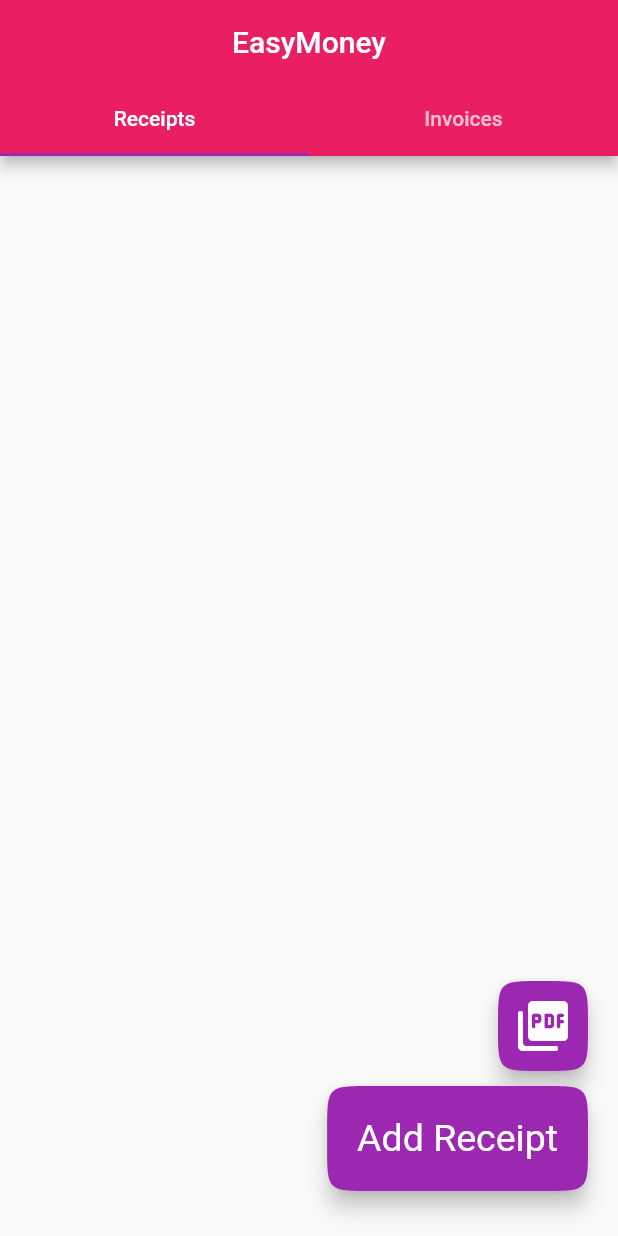
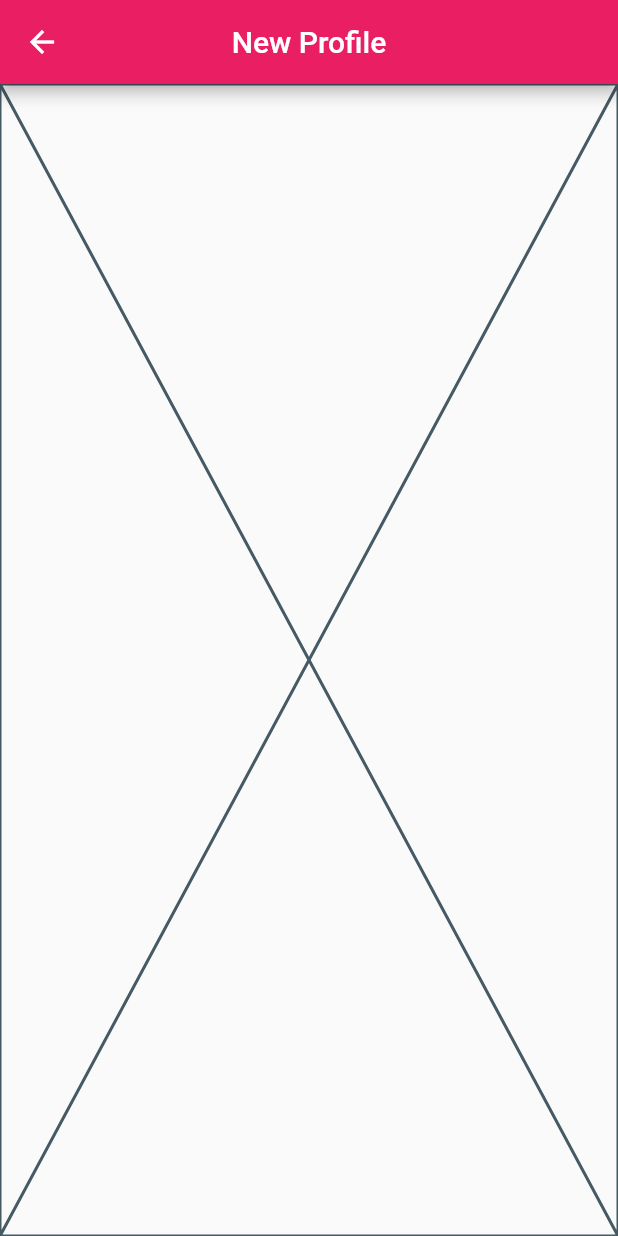
Before and after one commit to lepplaju/easymoney, a Flutter app: the screen it shows after launch, on a phone screen of 412 x 824 dp. Run offline on Flutter 3.47's test engine with Material 2 defaults, Android fonts, the light colour scheme and no system bars; our stand-ins replace after_layout, file_picker, image_picker, sqflite; missing offline and left inert: pdf_render; accounts and stored records are empty.

Commit message:
Added profiles

```diff
--- /dev/null
+++ b/lib/features/profile/application/provider_profiles.dart
@@ -0,0 +1,41 @@
+import 'package:flutter/widgets.dart';
+
+import '../domain/profile.dart';
+import '../data/profile_repository.dart';
+
+class ProviderProfiles with ChangeNotifier {
+  final ProfileRepository _profileRepository = ProfileRepository();
+  final List<Profile> _profiles = [];
+
+  List<Profile> get profiles {
+    return _profiles;
+  }
+
+  Future<void> addProfile({
+    required String firstName,
+    required String lastName,
+    required String iban,
+  }) async {
+    final id = DateTime.now().millisecondsSinceEpoch;
+    final profile = Profile(
+      id: id,
+      firstName: firstName,
+      lastName: lastName,
+      iban: iban,
+    );
+
+    await _profileRepository.addProfile(profile: profile);
+    _profiles.add(profile);
+    notifyListeners();
+  }
+
+  Future<void> getProfiles() async {
+    final newProfiles = await _profileRepository.getProfiles();
+    if (newProfiles.isEmpty) {
+      return Future.error(Exception('At least one profile is required'));
+    }
+
+    _profiles.addAll(newProfiles);
+    notifyListeners();
+  }
+}
--- /dev/null
+++ b/lib/features/profile/data/profile_repository.dart
@@ -0,0 +1,32 @@
+import 'package:sqflite/sqflite.dart';
+
+import '../../../utils/database.dart';
+import '../domain/profile.dart';
+
+class ProfileRepository {
+  static const _profileTableName = 'profiles';
+  Database? db;
+
+  /// Gets all the profiles from the database
+  Future<List<Profile>> getProfiles() async {
+    await _openDatabase();
+    final data = await db!.query(_profileTableName);
+    final List<Profile> profiles = [];
+    for (var map in data) {
+      profiles.add(Profile.fromMap(map));
+    }
+    return profiles;
+  }
+
+  /// Adds a Profile to the database
+  Future<int> addProfile({required Profile profile}) async {
+    await _openDatabase();
+    final result = await db!.insert(_profileTableName, profile.toMap());
+    return result;
+  }
+
+  /// Makes sure that the SQLite database is initialized and opened
+  Future<void> _openDatabase() async {
+    db ??= await initDb();
+  }
+}
--- a/lib/features/profile/domain/profile.dart
+++ b/lib/features/profile/domain/profile.dart
@@ -0,0 +1,44 @@
+/// Class for holding user information used when composing the invoice
+class Profile {
+  /// Creates the profile with [id], [firstName], [lastName] and [iban]
+  Profile({
+    required this.id,
+    required this.firstName,
+    required this.lastName,
+    required this.iban,
+  });
+
+  /// Creates a profile from map
+  ///
+  /// Takes a [map] containing fields: id, firstName, lastName and iban
+  Profile.fromMap(Map<String, dynamic> map)
+      : id = map['id'],
+        firstName = map['firstName'],
+        lastName = map['lastName'],
+        iban = map['iban'];
+
+  final int id;
+  final String firstName;
+  final String lastName;
+  final String iban;
+
+  /// Returns the profile as a map
+  Map<String, dynamic> toMap() {
+    return {
+      'id': id,
+      'firstName': firstName,
+      'lastName': lastName,
+      'iban': iban,
+    };
+  }
+
+  @override
+  String toString() {
+    return 'Profile{'
+        'id: $id, '
+        'firstName: $firstName, '
+        'lastName: $lastName, '
+        'iban: $iban'
+        '}';
+  }
+}
--- /dev/null
+++ b/lib/features/profile/presentation/add_profile_route.dart
@@ -0,0 +1,22 @@
+import 'package:flutter/material.dart';
+
+class AddProfileRoute extends StatefulWidget {
+  const AddProfileRoute({super.key});
+
+  @override
+  State<AddProfileRoute> createState() => _AddProfileRouteState();
+}
+
+class _AddProfileRouteState extends State<AddProfileRoute> {
+  @override
+  Widget build(BuildContext context) {
+    return Scaffold(
+      appBar: AppBar(
+        // FIXME Localization
+        title: const Text('New Profile'),
+        centerTitle: true,
+      ),
+      body: const Placeholder(),
+    );
+  }
+}
--- a/lib/main.dart
+++ b/lib/main.dart
@@ -1,8 +1,8 @@
 import 'package:flutter/material.dart';
 import 'package:provider/provider.dart';
-import 'package:sqflite/sqflite.dart';
 
 import 'features/receipts/application/provider_receipts.dart';
+import 'features/profile/application/provider_profiles.dart';
 
 import 'theme.dart';
 import 'home_page.dart';
@@ -20,13 +20,12 @@ class MyApp extends StatefulWidget {
 }
 
 class _MyAppState extends State<MyApp> {
-  late final Future<Database> db;
-
   @override
   Widget build(BuildContext context) {
     return MultiProvider(
       providers: [
         ChangeNotifierProvider(create: (context) => ProviderReceipts()),
+        ChangeNotifierProvider(create: (context) => ProviderProfiles()),
       ],
       child: MaterialApp(
         // Removes the debug banner in debug mode
--- a/lib/utils/database.dart
+++ b/lib/utils/database.dart
@@ -16,7 +16,7 @@ void _onCreate(Database db, int version) async {
     );
   ''');
   await db.execute('''
-    CREATE TABLE IF NOT EXISTS accounts (
+    CREATE TABLE IF NOT EXISTS profiles (
       id INTEGER PRIMARY KEY,
       iban TEXT NOT NULL,
       firstName TEXT NOT NULL,
--- a/pubspec.yaml
+++ b/pubspec.yaml
@@ -16,7 +16,7 @@ publish_to: 'none' # Remove this line if you wish to publish to pub.dev
 # https://developer.apple.com/library/archive/documentation/General/Reference/InfoPlistKeyReference/Articles/CoreFoundationKeys.html
 # In Windows, build-name is used as the major, minor, and patch parts
 # of the product and file versions while build-number is used as the build suffix.
-version: 0.2.2
+version: 0.2.3
 
 environment:
   sdk: '>=3.0.0 <4.0.0'
@@ -34,6 +34,8 @@ dependencies:
   pdf_render: ^1.4.0
   file_picker: ^5.3.3
   path: ^1.8.3
+  share_plus: ^7.1.0
+  after_layout: ^1.2.0
 
   # Use with the CupertinoIcons class for iOS style icons.
   cupertino_icons: ^1.0.2
```
Also changed, not shown: lib/features/profile/presentation/app_bar_button_profiles.dart (added, +33 -0 lines), lib/home_page.dart (+62 -1 lines).
